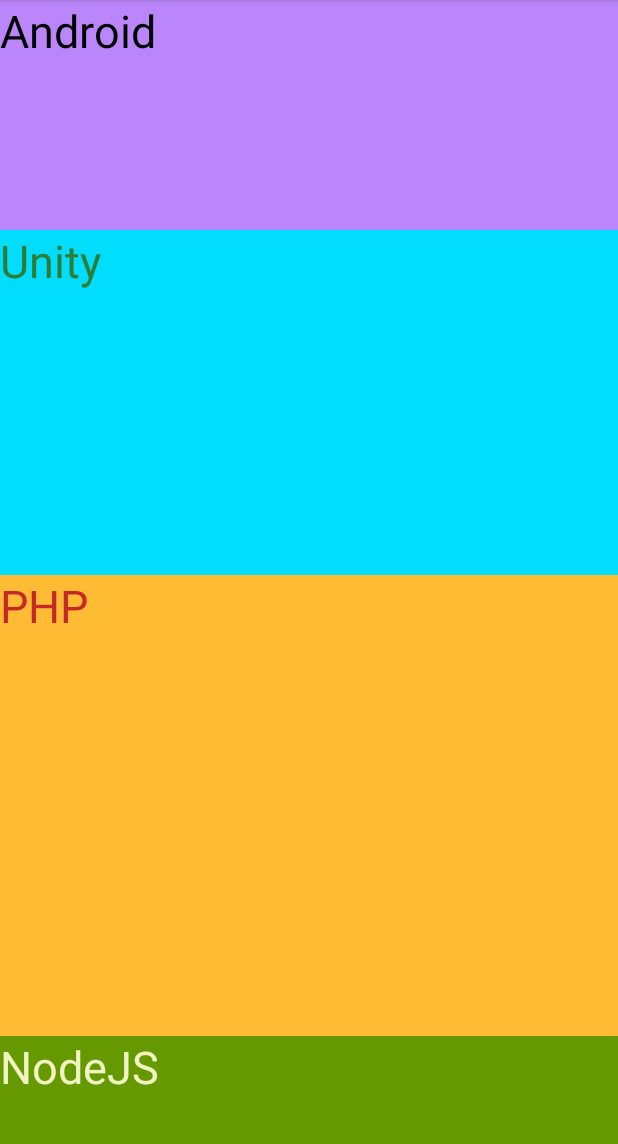
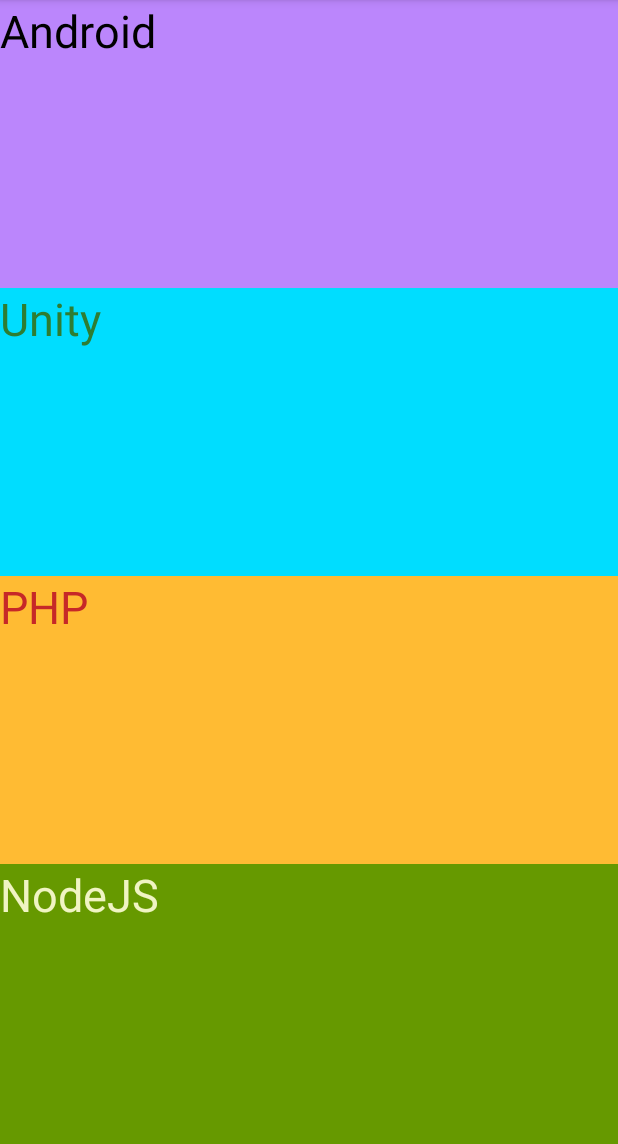
Before and after one commit to trungit2001/android-viewgroup, an Android app: the screen it shows after launch (MainActivity), on a phone screen of 412 x 824 dp, the part 84-1228 px from its top. Run offline under Robolectric (Android 15) with nearby library versions, the phone set to English and light mode, and no system bars.

```diff
--- a/linear-layout/app/src/main/res/layout/activity_main.xml
+++ b/linear-layout/app/src/main/res/layout/activity_main.xml
@@ -1,32 +1,31 @@
 <?xml version="1.0" encoding="utf-8"?>
 <LinearLayout xmlns:android="http://schemas.android.com/apk/res/android"
-    android:weightSum="10"
     android:layout_width="match_parent"
     android:layout_height="match_parent"
     android:orientation="vertical">
 
     <TextView
-        android:layout_weight="2"
+        android:layout_weight="1"
         android:layout_width="match_parent"
-        android:layout_height="0dp"
+        android:layout_height="match_parent"
         android:text="Android"
         android:textSize="30sp"
         android:textColor="@color/black"
         android:background="@color/purple_200"/>
 
     <TextView
-        android:layout_weight="3"
+        android:layout_weight="1"
         android:layout_width="match_parent"
-        android:layout_height="0dp"
+        android:layout_height="match_parent"
         android:background="@android:color/holo_blue_bright"
         android:text="Unity"
         android:textColor="#2E7D32"
         android:textSize="30sp"/>
 
     <TextView
-        android:layout_weight="4"
+        android:layout_weight="1"
         android:layout_width="match_parent"
-        android:layout_height="0dp"
+        android:layout_height="match_parent"
         android:background="@android:color/holo_orange_light"
         android:text="PHP"
         android:textColor="#C62828"
@@ -35,7 +34,7 @@
     <TextView
         android:layout_weight="1"
         android:layout_width="match_parent"
-        android:layout_height="0dp"
+        android:layout_height="match_parent"
         android:background="@android:color/holo_green_dark"
         android:text="NodeJS"
         android:textColor="#F0F4C3"
```
Also changed, not shown: 3 other files.
